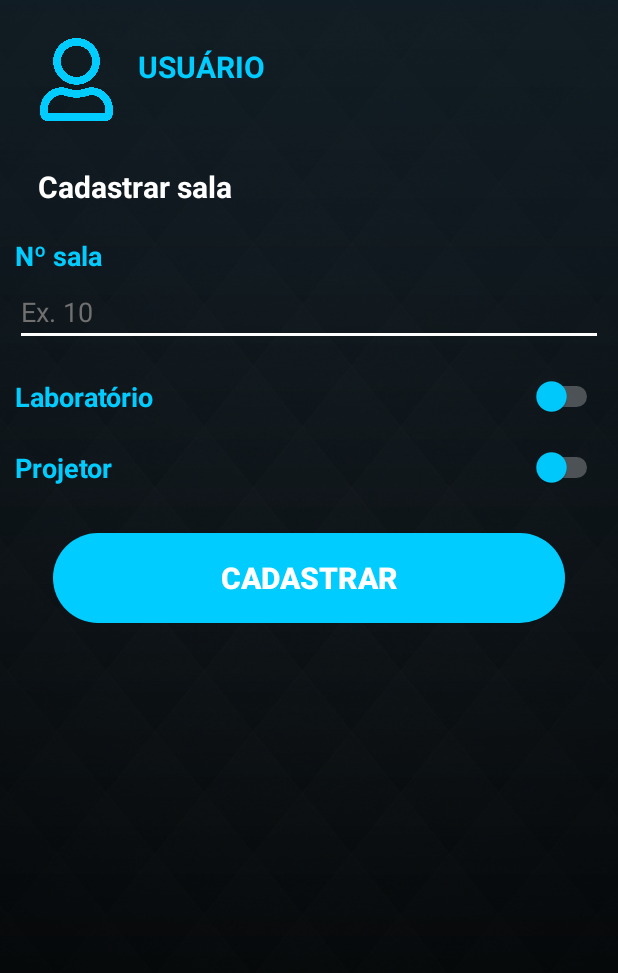
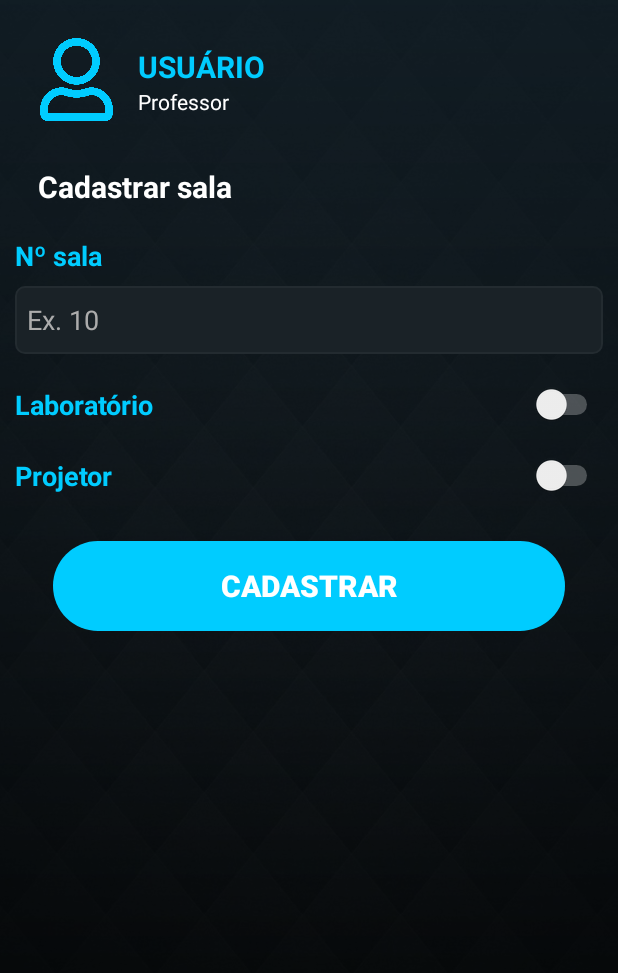
Before and after one commit to GeanCesar/projetoIntegradoV, an Android app: the CadastrarSalaActivity screen opened directly, with no data from a screen before it, on a phone screen of 412 x 824 dp. Shown: the top 973 px of the screen. Run offline under Robolectric (Android 15) with nearby library versions, the phone set to English and light mode, and no system bars; libraries missing offline, so code that uses them is left out: io.realm.

Commit message:
Melhorias de UX

```diff
--- a/app/src/main/java/com/example/projetointegrado/cadastraSala/CadastrarSalaActivity.java
+++ b/app/src/main/java/com/example/projetointegrado/cadastraSala/CadastrarSalaActivity.java
@@ -36,8 +36,8 @@ public class CadastrarSalaActivity extends AppCompatActivity implements View.OnC
         tv_usuario_salas = (TextView) findViewById(R.id.tv_usuario_salas);
         tv_cargo_salas = (TextView) findViewById(R.id.tv_cargo_salas);
 
-        tv_usuario_salas.setText(UsuarioLogado.usuarioLogado.getNome());
-        tv_cargo_salas.setText(UsuarioLogado.cargo);
+        //tv_usuario_salas.setText(UsuarioLogado.usuarioLogado.getNome());
+        //tv_cargo_salas.setText(UsuarioLogado.cargo);
 
         etSala = (EditText) findViewById(R.id.etNSala);
 
--- /dev/null
+++ b/app/src/main/res/drawable/rounded_textview_fundo.xml
@@ -0,0 +1,8 @@
+<?xml version="1.0" encoding="utf-8"?>
+<shape xmlns:android="http://schemas.android.com/apk/res/android" android:shape="rectangle">
+
+    <stroke android:color="@color/cinzaEscuroB" android:width="1dp" />
+    <solid android:color="@color/cinzaEscuroA"/>
+    <corners android:radius="6dp"/>
+
+</shape>
--- a/app/src/main/res/layout/activity_cadastrar_sala.xml
+++ b/app/src/main/res/layout/activity_cadastrar_sala.xml
@@ -82,10 +82,11 @@
         <EditText
             android:id="@+id/etNSala"
             android:layout_width="match_parent"
-            android:layout_height="40dp"
-            android:backgroundTint="@color/branco"
+            android:layout_height="45dp"
+            android:background="@drawable/rounded_textview_fundo"
             android:hint="Ex. 10"
             android:inputType="none|numberSigned"
+            android:paddingStart="8dp"
             android:textColor="@color/branco"
             android:textColorHint="@color/cinza"
             android:textCursorDrawable="@drawable/color_cursor"
@@ -98,13 +99,11 @@
             android:layout_marginTop="20dp"
             android:checked="false"
             android:text="Laboratório"
+            android:theme="@style/SCBSwitch"
             android:textColor="@color/azul_projeto"
-            android:textColorHighlight="@color/azul_projeto"
-            android:textColorLink="@color/azul_projeto"
             android:textSize="18dp"
             android:textStyle="bold"
-            android:thumbTint="@color/azul_projeto"
-            android:trackTint="#FFFFFF" />
+             />
 
         <Switch
             android:id="@+id/sw_Projetor"
@@ -113,13 +112,10 @@
             android:layout_marginTop="20dp"
             android:checked="false"
             android:text="Projetor"
+            android:theme="@style/SCBSwitch"
             android:textColor="@color/azul_projeto"
-            android:textColorHighlight="@color/azul_projeto"
-            android:textColorLink="@color/azul_projeto"
             android:textSize="18dp"
-            android:textStyle="bold"
-            android:thumbTint="@color/azul_projeto"
-            android:trackTint="#FFFFFF" />
+            android:textStyle="bold" />
 
         <Button
             android:id="@+id/btCadastrarSala"
--- a/app/src/main/res/values/colors.xml
+++ b/app/src/main/res/values/colors.xml
@@ -7,9 +7,11 @@
     <color name="preto">#000000</color>
     <color name="preto_escuro">#02080f</color>
     <color name="branco">#FFFFFF</color>
-    <color name="cinza">#707070</color>
+    <color name="cinza">#acacac</color>
     <color name="cor_botao_dash">#050e18</color>
     <color name="azul_projeto">#00ccff</color>
     <color name="verde">#5DB75D</color>
     <color name="vermelho">#D9544F</color>
+    <color name="cinzaEscuroA">#1A2227</color>
+    <color name="cinzaEscuroB">#232b30</color>
 </resources>
--- a/app/src/main/res/values/strings.xml
+++ b/app/src/main/res/values/strings.xml
@@ -2,9 +2,9 @@
     <string name="app_name">Projeto Integrado V</string>
 
     <array name="itens_filtro_historico">
-        <item>Todos</item>
+        <item>Todas</item>
         <item>Pendente</item>
-        <item>Aprovado</item>
-        <item>Recusado</item>
+        <item>Aprovada</item>
+        <item>Recusada</item>
     </array>
 </resources>
--- a/app/src/main/res/values/styles.xml
+++ b/app/src/main/res/values/styles.xml
@@ -6,4 +6,13 @@
         <item name="colorAccent">@color/azul_projeto</item>
     </style>
 
+
+    <style name="SCBSwitch" parent="Theme.AppCompat.Light">
+        <item name="colorControlActivated">@color/azul_projeto</item>
+
+        <item name="colorSwitchThumbNormal">#f1f1f1</item>
+
+        <item name="android:colorForeground">@color/branco</item>
+    </style>
+
 </resources>
```
Also changed, not shown: app/build.gradle (+5 -2 lines), app/src/main/java/com/example/projetointegrado/DashboardActivity.java (+20 -5 lines), app/src/main/java/com/example/projetointegrado/historico/HistoricoActivity.java (+13 -4 lines), app/src/main/java/com/example/projetointegrado/reservarSala/ReservarActivity.java (+11 -0 lines), app/src/main/java/com/example/projetointegrado/reservas/ReservasActivity.java (+17 -1 lines), app/src/main/res/layout/activity_cadastrar.xml (+12 -9 lines), app/src/main/res/layout/activity_historico.xml (+23 -0 lines), app/src/main/res/layout/activity_login.xml (+8 -5 lines), app/src/main/res/layout/activity_reservar.xml (+24 -0 lines), app/src/main/res/layout/activity_reservas.xml (+24 -0 lines), app/src/main/res/drawable/exclamation.png (added), app/src/main/res/drawable/rounded_button_secundario.xml (line endings or trailing spaces), 504 other files.
